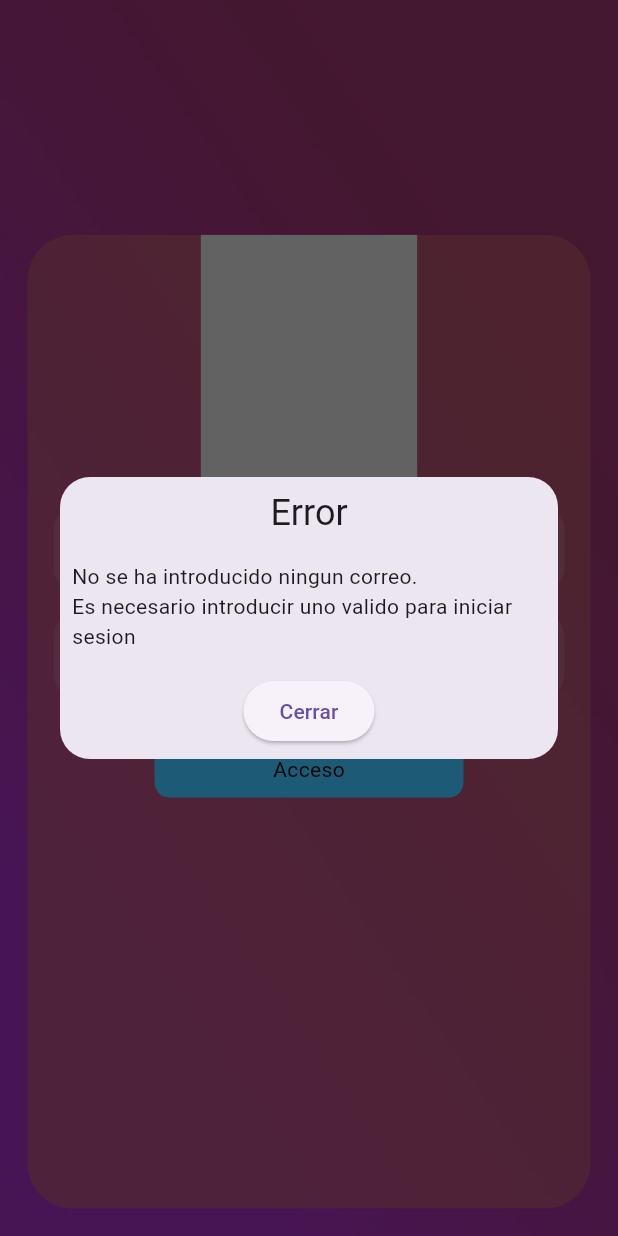
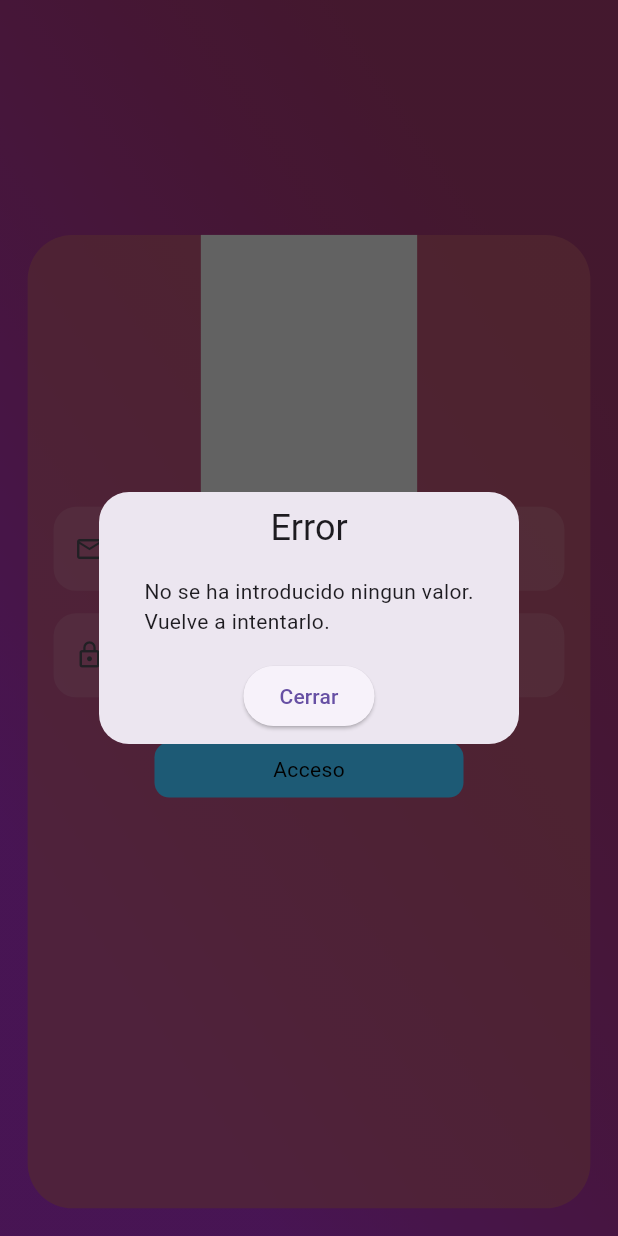
Before and after one commit to daniel54841/Asistente_IA, a Flutter app: the screen it shows after launch, after a tap on "Acceso", on a phone screen of 412 x 824 dp. Run offline on Flutter 3.47's test engine with Material 3 defaults, Android fonts, the phone set to English and light mode, and no system bars; our stand-ins replace firebase_auth, firebase_core, get, lottie; accounts and stored records are empty.

Commit message:
Optimizacion de codigo

```diff
--- a/lib/controllers/login_controller.dart
+++ b/lib/controllers/login_controller.dart
@@ -1,23 +1,25 @@
 import 'package:flutter/material.dart';
 import 'package:get/get.dart';
 import 'package:reproductor_ia/net/login_firebase.dart';
+import 'package:reproductor_ia/utils/constants/general_constants.dart';
 import 'package:reproductor_ia/widgets/dialogs/error_custom_dialog.dart';
 
 class LoginController extends GetxController {
+  ///variables
   bool isRepeat = true;
+  late BuildContext context;
+  final LoginFirebase _operations = LoginFirebase();
+
+  ///fin variables
 
   void updateLogo(bool value) {
     isRepeat = value;
     update();
   }
 
-  late BuildContext context;
+  ///Inicializacion de operaciones que corresponden con firebase(Auth)
 
-  ///Inicializacion de operaciones que corresponden con firebase(Auth)
-  final LoginFirebase _operations = LoginFirebase();
-
-  //Metodos que consumen los metodos definidos en login_firebase
-  ///TODO: pelearse con los dialogos para mostrar alertDialog cuando ocurra un error
+  ///TODO: Poner loading al iniciar sesion
 
   Future<void> signInWithEmailAndPassword(String user, String password) async {
     try {
@@ -33,11 +35,10 @@ class LoginController extends GetxController {
           }
         }
       } else {
-        await ErrorCustomDialog.errorDialog(
-            "No se ha introducido ningun valor.\nVuelve a intentarlo.");
+        await ErrorCustomDialog.errorDialog(GeneralConstants.empty_value);
       }
     } catch (e) {
-      debugPrint("Exception in signInWithEmailAndPassword: " + e.toString());
+      debugPrint("Exception in signInWithEmailAndPassword: $e");
     }
   }
 
@@ -47,15 +48,13 @@ class LoginController extends GetxController {
         return "ok";
       } else {
         //no valiod
-        await ErrorCustomDialog.errorDialog(
-            "Correo introducido no valido.\nVuelve a intentarlo.");
+        await ErrorCustomDialog.errorDialog(GeneralConstants.email_wrong);
 
         return "";
       }
     } else {
       //vacio
-      await ErrorCustomDialog.errorDialog(
-          "No se ha introducido ningun correo.\nEs necesario introducir uno valido para iniciar sesion");
+      await ErrorCustomDialog.errorDialog(GeneralConstants.empty_value);
       return "";
     }
   }
@@ -65,16 +64,13 @@ class LoginController extends GetxController {
       if (password.length > 1 && password.length < 10) {
         return "ok";
       } else {
-        await ErrorCustomDialog.errorDialog(
-            "Contraseña no valida, supera la longitud permitida.\nVuelve a intentarlo.");
+        await ErrorCustomDialog.errorDialog(GeneralConstants.password_wrong);
 
         return "";
       }
     } else {
       //vacio
-      await ErrorCustomDialog.errorDialog(
-          "No se ha introducido ninguna contraseña."
-          "\nEs necesario introducir una valida para iniciar sesion");
+      await ErrorCustomDialog.errorDialog(GeneralConstants.empty_value);
 
       return "";
     }
```
Also changed, not shown: lib/net/login_firebase.dart (+6 -10 lines), lib/utils/assets_route.dart (+3 -7 lines).
